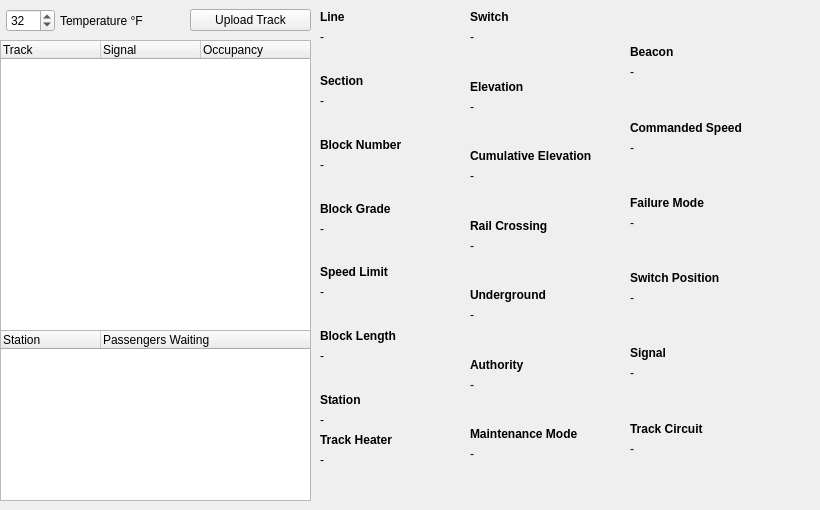
Above: track_model/track_model_qc/form.ui from ece1140thebteam/train_system_sim before the change. Below: the same form after it.
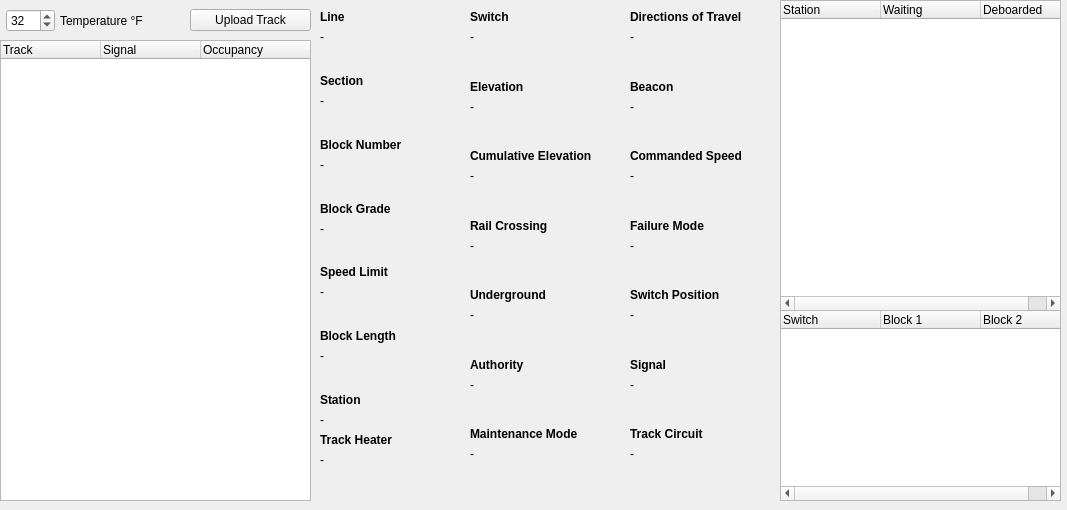
That is the form after the change.

Diff of the .ui file:
```diff
--- a/track_model/track_model_qc/form.ui
+++ b/track_model/track_model_qc/form.ui
@@ -6,7 +6,7 @@
    <rect>
     <x>0</x>
     <y>0</y>
-    <width>820</width>
+    <width>1067</width>
     <height>510</height>
    </rect>
   </property>
@@ -391,7 +391,7 @@
      <x>0</x>
      <y>40</y>
      <width>311</width>
-     <height>291</height>
+     <height>461</height>
     </rect>
    </property>
    <layout class="QVBoxLayout" name="verticalLayout_2">
@@ -867,6 +867,46 @@
     <property name="bottomMargin">
      <number>10</number>
     </property>
+    <item>
+     <widget class="QLabel" name="blockGradeTitle_33">
+      <property name="maximumSize">
+       <size>
+        <width>16777215</width>
+        <height>20</height>
+       </size>
+      </property>
+      <property name="font">
+       <font>
+        <bold>true</bold>
+       </font>
+      </property>
+      <property name="lineWidth">
+       <number>1</number>
+      </property>
+      <property name="midLineWidth">
+       <number>0</number>
+      </property>
+      <property name="text">
+       <string>Directions of Travel</string>
+      </property>
+      <property name="margin">
+       <number>0</number>
+      </property>
+     </widget>
+    </item>
+    <item>
+     <widget class="QLabel" name="blockDirectionsOfTravel">
+      <property name="maximumSize">
+       <size>
+        <width>16777215</width>
+        <height>20</height>
+       </size>
+      </property>
+      <property name="text">
+       <string>-</string>
+      </property>
+     </widget>
+    </item>
     <item>
      <spacer name="verticalSpacer_19">
       <property name="orientation">
@@ -1167,10 +1207,10 @@
   <widget class="QWidget" name="verticalLayoutWidget_5">
    <property name="geometry">
     <rect>
-     <x>0</x>
-     <y>330</y>
-     <width>311</width>
-     <height>171</height>
+     <x>780</x>
+     <y>0</y>
+     <width>281</width>
+     <height>311</height>
     </rect>
    </property>
    <layout class="QVBoxLayout" name="verticalLayout_3">
@@ -1183,9 +1223,75 @@
       </column>
       <column>
        <property name="text">
-        <string>Passengers Waiting</string>
+        <string>Waiting</string>
        </property>
       </column>
+      <column>
+       <property name="text">
+        <string>Deboarded</string>
+       </property>
+      </column>
+      <item>
+       <property name="text">
+        <string/>
+       </property>
+       <property name="flags">
+        <set>ItemIsDragEnabled|ItemIsDropEnabled|ItemIsEnabled</set>
+       </property>
+      </item>
+     </widget>
+    </item>
+   </layout>
+  </widget>
+  <widget class="QWidget" name="verticalLayoutWidget_6">
+   <property name="geometry">
+    <rect>
+     <x>780</x>
+     <y>310</y>
+     <width>281</width>
+     <height>191</height>
+    </rect>
+   </property>
+   <layout class="QVBoxLayout" name="verticalLayout_6">
+    <item>
+     <widget class="QTreeWidget" name="switchPosTree">
+      <column>
+       <property name="text">
+        <string>Switch</string>
+       </property>
+      </column>
+      <column>
+       <property name="text">
+        <string>Block 1</string>
+       </property>
+      </column>
+      <column>
+       <property name="text">
+        <string>Block 2</string>
+       </property>
+      </column>
+      <column>
+       <property name="text">
+        <string/>
+       </property>
+      </column>
+      <item>
+       <property name="text">
+        <string/>
+       </property>
+       <property name="text">
+        <string/>
+       </property>
+       <property name="text">
+        <string/>
+       </property>
+       <property name="text">
+        <string/>
+       </property>
+       <property name="flags">
+        <set>ItemIsDragEnabled|ItemIsDropEnabled|ItemIsEnabled</set>
+       </property>
+      </item>
      </widget>
     </item>
    </layout>
```
Left out of the diff: 2 changed lines with no effect on the pictures.
